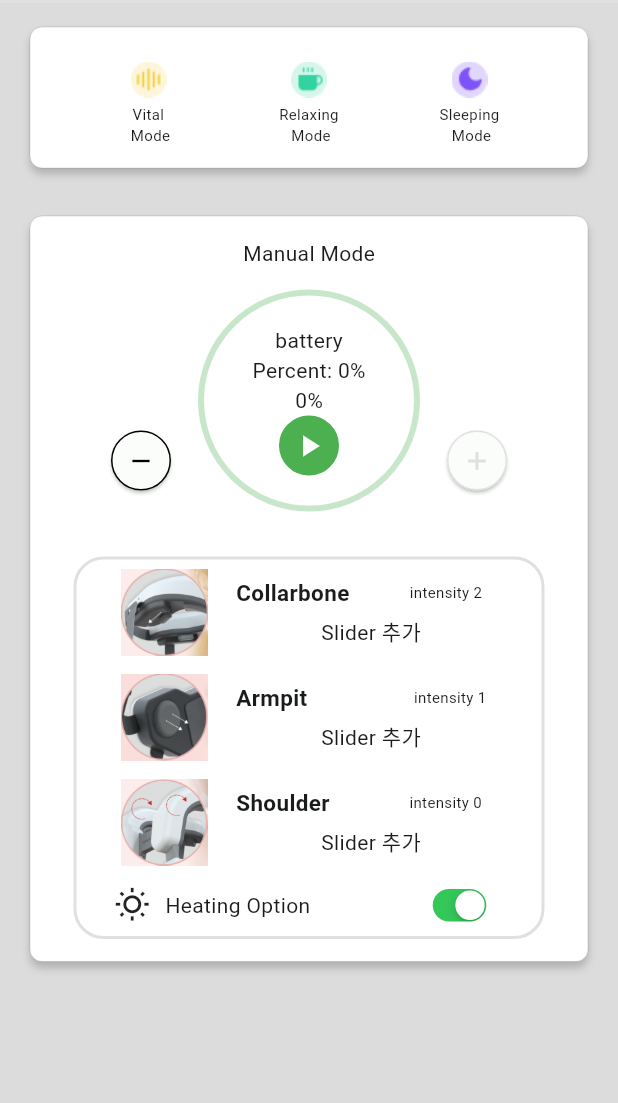
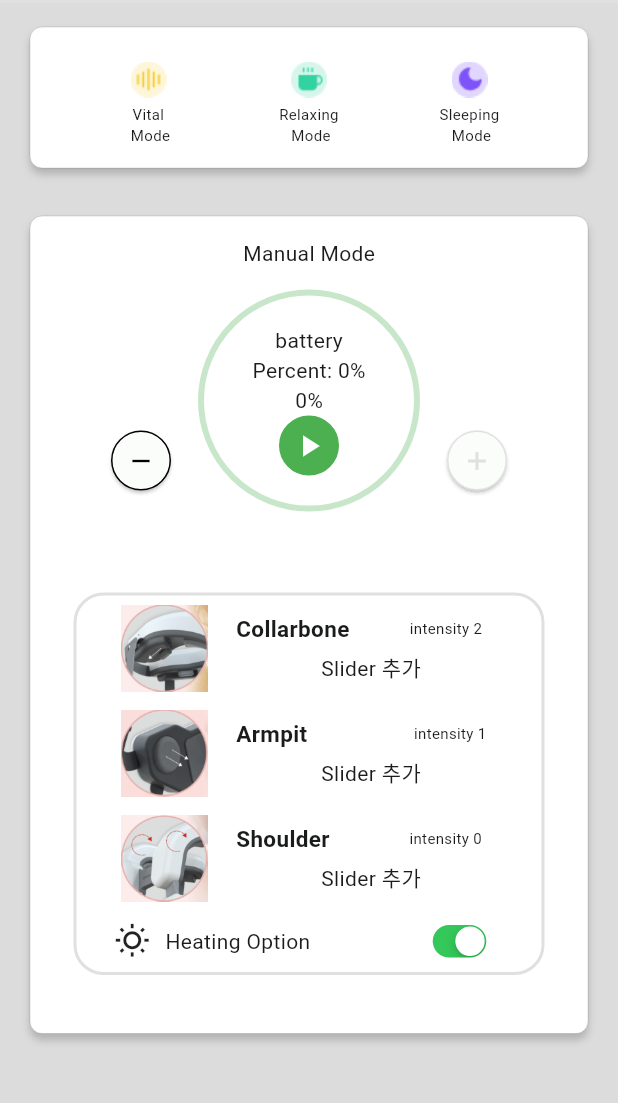
Before and after one commit to kwakdeung/lymphowear_remote_app, a Flutter app: the HomeDefault screen opened directly, on a phone screen of 412 x 824 dp, the part 81-1184 px from its top. Run offline on Flutter 3.47's test engine with Material 2 defaults, Android fonts, the phone set to English and light mode, and no system bars.

Commit message:
margin modify

```diff
--- a/lib/widgets/home/home_default.dart
+++ b/lib/widgets/home/home_default.dart
@@ -169,6 +169,7 @@ class HomeDefault extends StatelessWidget {
                         child: const LymphoWearState(),
                       ),
                       Container(
+                        margin: const EdgeInsets.fromLTRB(20, 24, 20, 24),
                         decoration: BoxDecoration(
                             borderRadius: BorderRadius.circular(20),
                             border:
```
